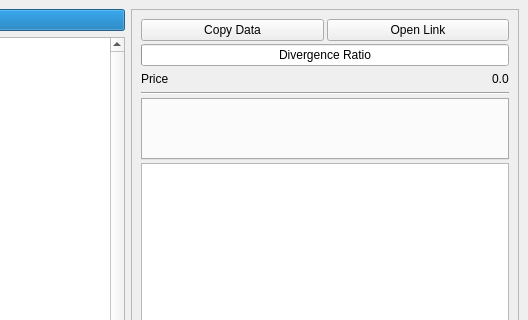
The window that source/ui/watcherWindow.ui (qrlik/MarketWatcher) describes before a commit, drawn with Qt 5; both pictures show x 272 to 800 and y 0 to 320 of the 800 by 600 pixel window.
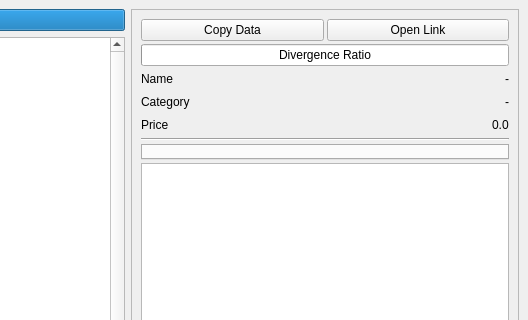
The same window after the commit.

Commit message: add last candle check ui, add name, category

Patch:
```diff
--- a/source/ui/watcherWindow.ui
+++ b/source/ui/watcherWindow.ui
@@ -138,6 +138,68 @@
            </property>
           </widget>
          </item>
+         <item>
+          <layout class="QHBoxLayout" name="nameLayout">
+           <item>
+            <widget class="QLabel" name="nameLabel">
+             <property name="text">
+              <string>Name</string>
+             </property>
+            </widget>
+           </item>
+           <item>
+            <spacer name="nameSpacer">
+             <property name="orientation">
+              <enum>Qt::Horizontal</enum>
+             </property>
+             <property name="sizeHint" stdset="0">
+              <size>
+               <width>40</width>
+               <height>20</height>
+              </size>
+             </property>
+            </spacer>
+           </item>
+           <item>
+            <widget class="QLabel" name="nameValue">
+             <property name="text">
+              <string>-</string>
+             </property>
+            </widget>
+           </item>
+          </layout>
+         </item>
+         <item>
+          <layout class="QHBoxLayout" name="categoryLayout">
+           <item>
+            <widget class="QLabel" name="categoryLabel">
+             <property name="text">
+              <string>Category</string>
+             </property>
+            </widget>
+           </item>
+           <item>
+            <spacer name="categorySpacer">
+             <property name="orientation">
+              <enum>Qt::Horizontal</enum>
+             </property>
+             <property name="sizeHint" stdset="0">
+              <size>
+               <width>40</width>
+               <height>20</height>
+              </size>
+             </property>
+            </spacer>
+           </item>
+           <item>
+            <widget class="QLabel" name="categoryValue">
+             <property name="text">
+              <string>-</string>
+             </property>
+            </widget>
+           </item>
+          </layout>
+         </item>
          <item>
           <layout class="QHBoxLayout" name="priceLayout">
            <item>
```
The commit also changes 6 other files.
